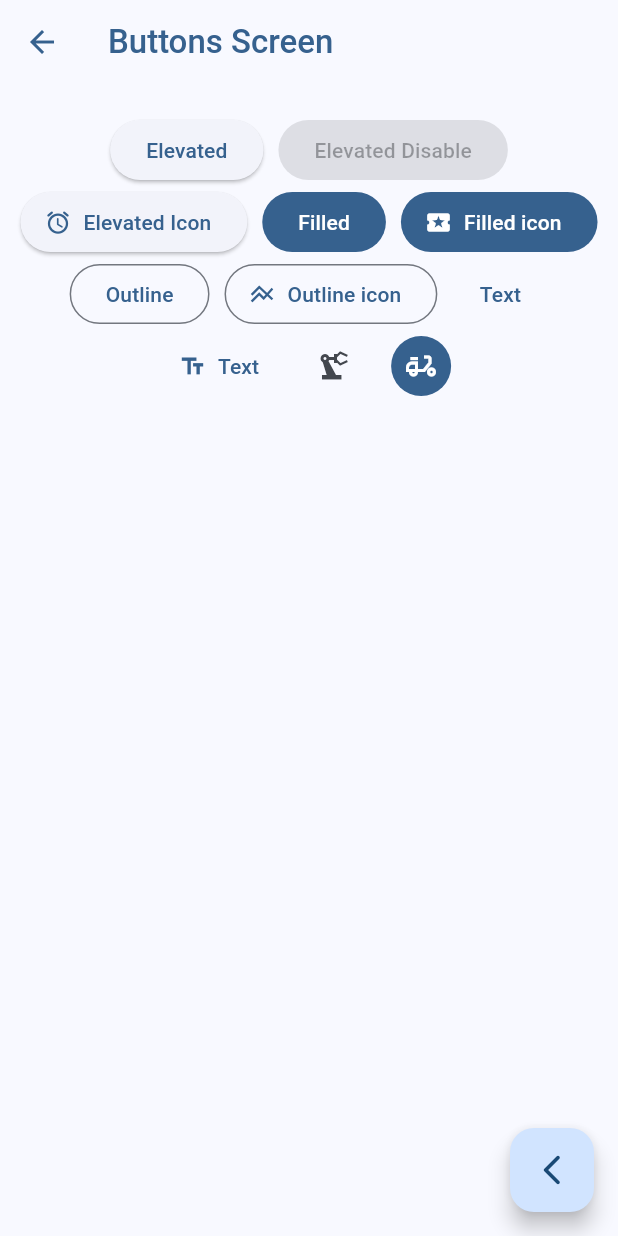
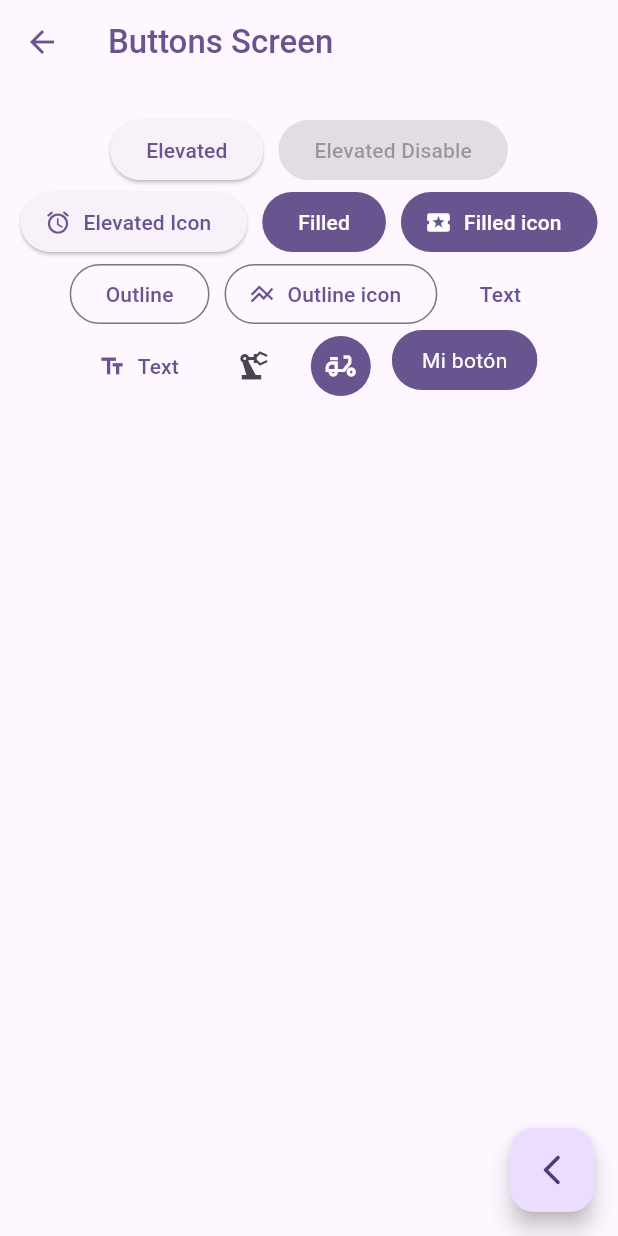
Before and after one commit to MaremagnumX/Flutter-widget-gallery, a Flutter app: the screen it shows after launch, after a tap on "Botones", on a phone screen of 412 x 824 dp. Run offline on Flutter 3.47's test engine with Material 2 defaults, Android fonts, the phone set to English and light mode, and no system bars; our stand-ins replace go_router.

Commit message:
Botón personalizado añadido

```diff
--- a/lib/main.dart
+++ b/lib/main.dart
@@ -14,7 +14,7 @@ class MainApp extends StatelessWidget {
     return MaterialApp.router(
       routerConfig: appRouter,
       debugShowCheckedModeBanner: false,
-      theme: AppTheme(selectedColor: 0).getTheme(),
+      theme: AppTheme(selectedColor: 5).getTheme(),
     );
   }
 }
--- a/lib/presentation/screens/buttons/buttons_screen.dart
+++ b/lib/presentation/screens/buttons/buttons_screen.dart
@@ -74,10 +74,34 @@ class _ButtonsView extends StatelessWidget {
               style: ButtonStyle(
                   backgroundColor: MaterialStatePropertyAll(colors.primary),
                   iconColor: const MaterialStatePropertyAll(Colors.white))),
-
-          //TODO: Custom Button
+          const CustomButton(),
         ]),
       ),
     );
   }
 }
+
+class CustomButton extends StatelessWidget {
+  const CustomButton({super.key});
+
+  @override
+  Widget build(BuildContext context) {
+    final colors = Theme.of(context).colorScheme;
+    return ClipRRect(
+      borderRadius: BorderRadius.circular(20),
+      child: Material(
+        color: colors.primary,
+        child: InkWell(
+          onTap: () {},
+          child: const Padding(
+            padding: EdgeInsets.symmetric(horizontal: 20, vertical: 10),
+            child: Text(
+              'Mi botón',
+              style: TextStyle(color: Colors.white),
+            ),
+          ),
+        ),
+      ),
+    );
+  }
+}
```
